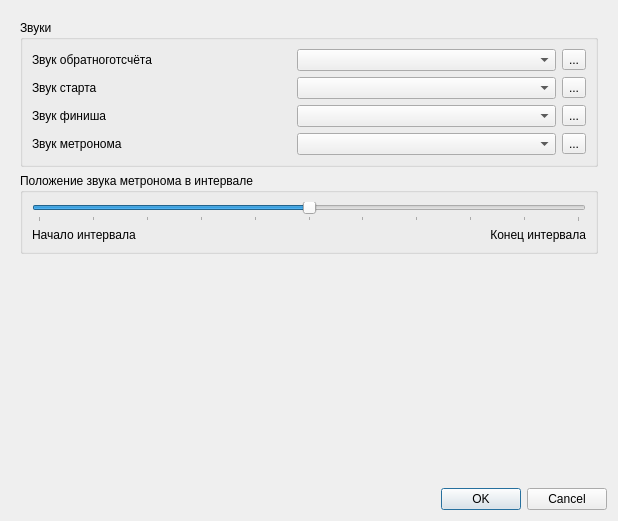
antongus/kettlebell-timer, file src/ui/ConfigDialog.ui: the form before one commit.
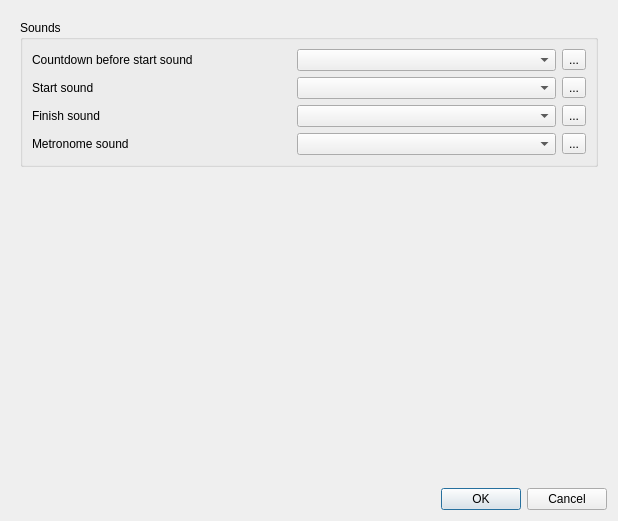
The form after the commit. Icons and pictures are not drawn.

```diff
--- a/src/ui/ConfigDialog.ui
+++ b/src/ui/ConfigDialog.ui
@@ -20,13 +20,13 @@
       <item>
        <widget class="QGroupBox" name="gbFiltering_4">
         <property name="title">
-         <string>Звуки</string>
+         <string>Sounds</string>
         </property>
         <layout class="QGridLayout" name="gridLayout">
          <item row="1" column="0">
           <widget class="QLabel" name="label_2">
            <property name="text">
-            <string>Звук старта</string>
+            <string>Start sound</string>
            </property>
           </widget>
          </item>
@@ -45,21 +45,21 @@
          <item row="0" column="0">
           <widget class="QLabel" name="label">
            <property name="text">
-            <string>Звук обратноготсчёта</string>
+            <string>Countdown before start sound</string>
            </property>
           </widget>
          </item>
          <item row="3" column="0">
           <widget class="QLabel" name="label_4">
            <property name="text">
-            <string>Звук метронома</string>
+            <string>Metronome sound</string>
            </property>
           </widget>
          </item>
          <item row="2" column="0">
           <widget class="QLabel" name="label_3">
            <property name="text">
-            <string>Звук финиша</string>
+            <string>Finish sound</string>
            </property>
           </widget>
          </item>
@@ -110,51 +110,6 @@
         </layout>
        </widget>
       </item>
-      <item>
-       <widget class="QGroupBox" name="gbProgramming">
-        <property name="title">
-         <string>Положение звука метронома в интервале</string>
-        </property>
-        <layout class="QGridLayout" name="gridLayout_2">
-         <item row="1" column="0">
-          <widget class="QLabel" name="label_6">
-           <property name="text">
-            <string>Начало интервала</string>
-           </property>
-          </widget>
-         </item>
-         <item row="1" column="1">
-          <widget class="QLabel" name="label_7">
-           <property name="text">
-            <string>Конец интервала</string>
-           </property>
-           <property name="alignment">
-            <set>Qt::AlignRight|Qt::AlignTrailing|Qt::AlignVCenter</set>
-           </property>
-          </widget>
-         </item>
-         <item row="0" column="0" colspan="2">
-          <widget class="QSlider" name="horizontalSlider">
-           <property name="minimum">
-            <number>0</number>
-           </property>
-           <property name="maximum">
-            <number>10</number>
-           </property>
-           <property name="value">
-            <number>5</number>
-           </property>
-           <property name="orientation">
-            <enum>Qt::Horizontal</enum>
-           </property>
-           <property name="tickPosition">
-            <enum>QSlider::TicksBelow</enum>
-           </property>
-          </widget>
-         </item>
-        </layout>
-       </widget>
-      </item>
       <item>
        <spacer name="verticalSpacer_4">
         <property name="orientation">
```
Left out of the diff: 2 changed lines with no effect on the pictures.
